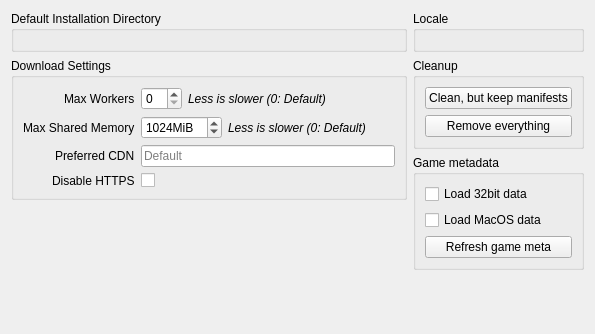
This is rare/ui/components/tabs/settings/legendary.ui in RareDevs/Rare as Qt 5 draws it before an edit. The edited form follows.
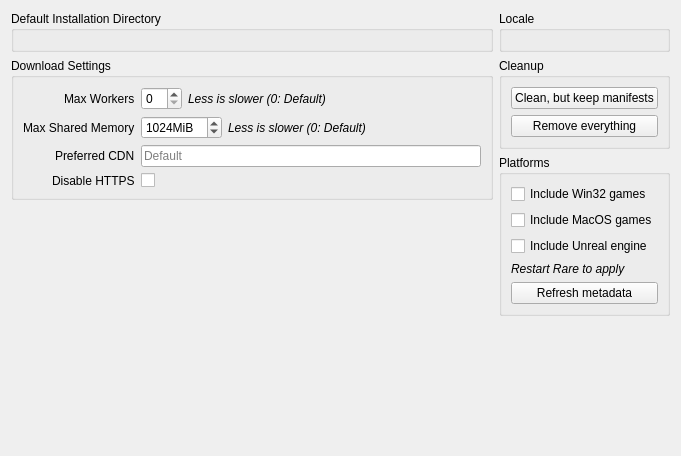
This is the edited form.

Commit message: FetchWorker: Fix issue with missing MacOS assets on MacOS

Patch:
```diff
--- a/rare/ui/components/tabs/settings/legendary.ui
+++ b/rare/ui/components/tabs/settings/legendary.ui
@@ -6,8 +6,8 @@
    <rect>
     <x>0</x>
     <y>0</y>
-    <width>595</width>
-    <height>334</height>
+    <width>681</width>
+    <height>456</height>
    </rect>
   </property>
   <property name="windowTitle">
@@ -200,7 +200,7 @@
        <layout class="QVBoxLayout" name="locale_layout"/>
       </widget>
      </item>
-     <item alignment="Qt::AlignTop">
+     <item>
       <widget class="QGroupBox" name="cleanup_group">
        <property name="title">
         <string>Cleanup</string>
@@ -229,27 +229,46 @@
      <item>
       <widget class="QGroupBox" name="meta_group">
        <property name="title">
-        <string>Game metadata</string>
+        <string>Platforms</string>
        </property>
        <layout class="QVBoxLayout" name="verticalLayout_2">
         <item>
          <widget class="QCheckBox" name="win32_cb">
           <property name="text">
-           <string>Load 32bit data</string>
+           <string>Include Win32 games</string>
           </property>
          </widget>
         </item>
         <item>
          <widget class="QCheckBox" name="mac_cb">
           <property name="text">
-           <string>Load MacOS data</string>
+           <string>Include MacOS games</string>
           </property>
          </widget>
         </item>
         <item>
-         <widget class="QPushButton" name="refresh_game_meta_btn">
+         <widget class="QCheckBox" name="fetch_unreal_check">
           <property name="text">
-           <string>Refresh game meta</string>
+           <string>Include Unreal engine</string>
+          </property>
+         </widget>
+        </item>
+        <item>
+         <widget class="QLabel" name="metadata_info">
+          <property name="font">
+           <font>
+            <italic>true</italic>
+           </font>
+          </property>
+          <property name="text">
+           <string>Restart Rare to apply</string>
+          </property>
+         </widget>
+        </item>
+        <item>
+         <widget class="QPushButton" name="refresh_metadata_button">
+          <property name="text">
+           <string>Refresh metadata</string>
           </property>
          </widget>
         </item>
```
Left out of the diff: 6 changed lines with no effect on the pictures. The commit also changes 9 other files.
